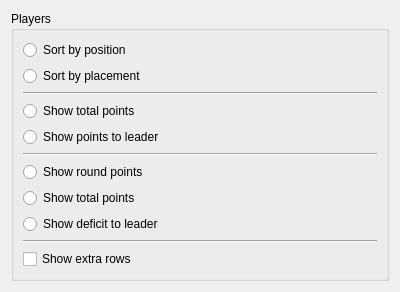
Qt form src/ui/game/settingswidget.ui (lbproductions/psnewmodel) before a commit.
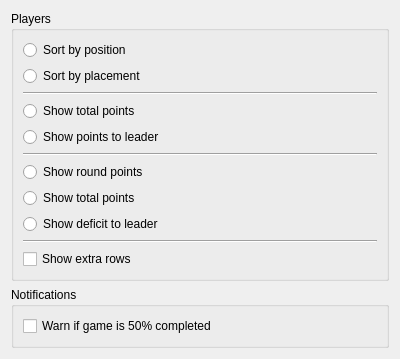
The same form after that commit.

Commit message: Added warning if game is 50% completed

```diff
--- a/src/ui/game/settingswidget.ui
+++ b/src/ui/game/settingswidget.ui
@@ -7,7 +7,7 @@
     <x>0</x>
     <y>0</y>
     <width>400</width>
-    <height>282</height>
+    <height>316</height>
    </rect>
   </property>
   <property name="windowTitle">
@@ -133,6 +133,22 @@
      </layout>
     </widget>
    </item>
+   <item>
+    <widget class="QGroupBox" name="groupBox_2">
+     <property name="title">
+      <string>Notifications</string>
+     </property>
+     <layout class="QVBoxLayout" name="verticalLayout_6">
+      <item>
+       <widget class="QCheckBox" name="checkBoxGameCompleted">
+        <property name="text">
+         <string>Warn if game is 50% completed</string>
+        </property>
+       </widget>
+      </item>
+     </layout>
+    </widget>
+   </item>
   </layout>
  </widget>
  <resources/>
```
Left out of the diff: 2 changed lines with no effect on the pictures. The commit also changes 7 other files.
